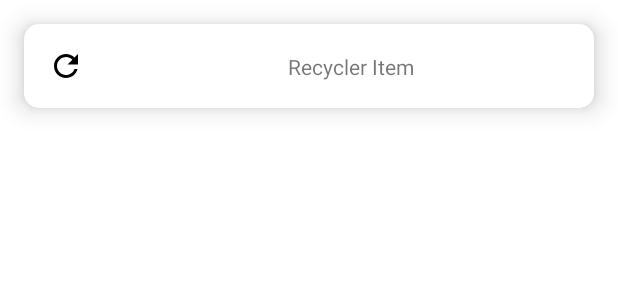
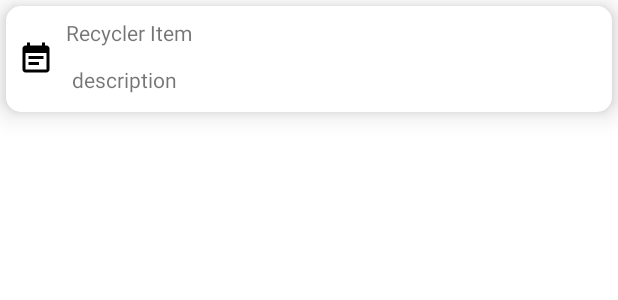
Before and after one commit to wipu25/ReminderTask, an Android app: the layout recycler_item.xml on its own in the app's theme, with its tools: preview values and no code run, on a phone screen of 412 x 824 dp. Shown: the top 300 px of the screen. Run offline under Robolectric (Android 15) with nearby library versions, the phone set to English and light mode, and no system bars.

Commit message:
chore: handle null field/seperate view model

```diff
--- a/app/src/main/AndroidManifest.xml
+++ b/app/src/main/AndroidManifest.xml
@@ -6,6 +6,7 @@
     <uses-permission android:name="android.permission.ACCESS_FINE_LOCATION"/>
 
     <application
+        android:name=".MainApplication"
         android:allowBackup="true"
         android:dataExtractionRules="@xml/data_extraction_rules"
         android:fullBackupContent="@xml/backup_rules"
--- a/app/src/main/java/com/example/remindertask/models/data/HorizontalModel.kt
+++ b/app/src/main/java/com/example/remindertask/models/data/HorizontalModel.kt
@@ -1,4 +1,6 @@
 package com.example.remindertask.models
+
+import com.example.remindertask.models.data.ReminderForm
 
 enum class Type { horizontal, vertical }
 
@@ -13,7 +15,7 @@ data class HorizontalModel(
 }
 
 data class VerticalItem(
-    val name: String
+    val reminderForm: ReminderForm
 ) : RecyclerItem() {
     override var type: Type = Type.vertical
 }
--- /dev/null
+++ b/app/src/main/res/drawable/note.xml
@@ -0,0 +1,5 @@
+<vector android:autoMirrored="true" android:height="24dp"
+    android:tint="#000000" android:viewportHeight="24"
+    android:viewportWidth="24" android:width="24dp" xmlns:android="http://schemas.android.com/apk/res/android">
+    <path android:fillColor="@android:color/white" android:pathData="M17,10L7,10v2h10v-2zM19,3h-1L18,1h-2v2L8,3L8,1L6,1v2L5,3c-1.11,0 -1.99,0.9 -1.99,2L3,19c0,1.1 0.89,2 2,2h14c1.1,0 2,-0.9 2,-2L21,5c0,-1.1 -0.9,-2 -2,-2zM19,19L5,19L5,8h14v11zM14,14L7,14v2h7v-2z"/>
+</vector>
--- a/app/src/main/res/layout/recycler_item.xml
+++ b/app/src/main/res/layout/recycler_item.xml
@@ -3,17 +3,18 @@
     xmlns:app="http://schemas.android.com/apk/res-auto"
     android:layout_width="match_parent"
     android:layout_height="wrap_content"
-    android:layout_margin="16dp"
+    android:layout_margin="4dp"
+    android:padding="4dp"
     android:background="@drawable/task_item"
     android:elevation="10dp"
     >
 
     <ImageView
-        android:padding="16dp"
-        android:id="@+id/refresh"
+        android:padding="4dp"
+        android:id="@+id/icon"
         android:layout_width="wrap_content"
         android:layout_height="wrap_content"
-        android:src="@drawable/baseline_refresh"
+        android:src="@drawable/note"
         app:layout_constraintTop_toTopOf="parent"
         app:layout_constraintBottom_toBottomOf="parent"
         app:layout_constraintLeft_toLeftOf="parent"
@@ -23,11 +24,21 @@
         android:id="@+id/text"
         android:layout_width="wrap_content"
         android:layout_height="wrap_content"
-        android:padding="16dp"
+        android:padding="4dp"
         android:text="Recycler Item"
-        app:layout_constraintLeft_toRightOf="@id/refresh"
-        app:layout_constraintBottom_toBottomOf="parent"
-        app:layout_constraintRight_toRightOf="parent"
+        app:layout_constraintLeft_toRightOf="@id/icon"
+        app:layout_constraintBottom_toTopOf="@id/description"
         app:layout_constraintTop_toTopOf="parent" />
 
+    <TextView
+        android:padding="8dp"
+        android:text="description"
+        android:id="@+id/description"
+        android:layout_width="wrap_content"
+        android:layout_height="wrap_content"
+        app:layout_constraintTop_toBottomOf="@id/text"
+        app:layout_constraintLeft_toRightOf="@id/icon"
+        app:layout_constraintBottom_toBottomOf="parent"
+        />
+
 </androidx.constraintlayout.widget.ConstraintLayout>
```
Also changed, not shown: app/build.gradle (+6 -1 lines), app/src/main/java/com/example/remindertask/MainActivity.kt (+9 -1 lines), app/src/main/java/com/example/remindertask/models/data/AddReminderForm.kt (deleted, +0 -11 lines), app/src/main/java/com/example/remindertask/models/data/ReminderForm.kt (added, +34 -0 lines), app/src/main/java/com/example/remindertask/models/data/SelectedLocation.kt (+16 -2 lines), app/src/main/java/com/example/remindertask/models/database/AddReminderDao.kt (added, +19 -0 lines), app/src/main/java/com/example/remindertask/models/database/AppDatabase.kt (added, +37 -0 lines), app/src/main/java/com/example/remindertask/models/repo/DatabaseRepository.kt (added, +14 -0 lines), app/src/main/java/com/example/remindertask/viewmodel/AddReminderViewModel.kt (+57 -14 lines), app/src/main/java/com/example/remindertask/viewmodel/MainViewModel.kt (added, +38 -0 lines), app/src/main/java/com/example/remindertask/views/FragmentMain.kt (+19 -9 lines), app/src/main/java/com/example/remindertask/views/addReminder/FragmentAddReminder.kt (+34 -8 lines), app/src/main/java/com/example/remindertask/views/main/RecyclerAdapter.kt (+10 -4 lines), app/src/main/res/layout/fragment_main.xml (+12 -1 lines).
